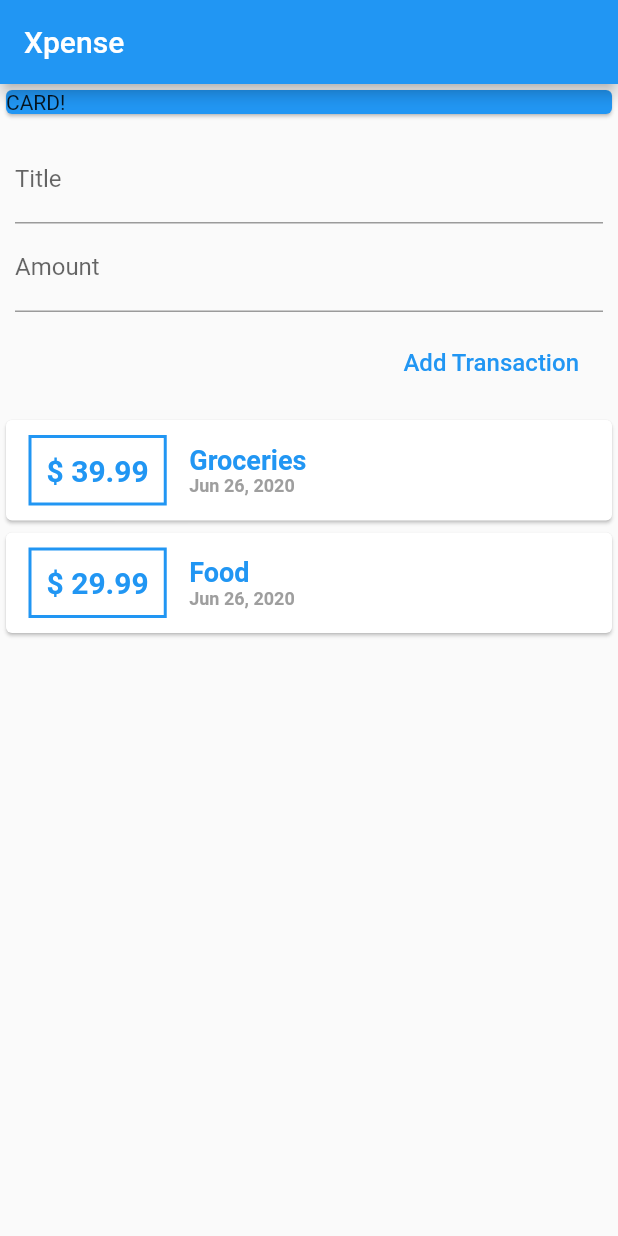
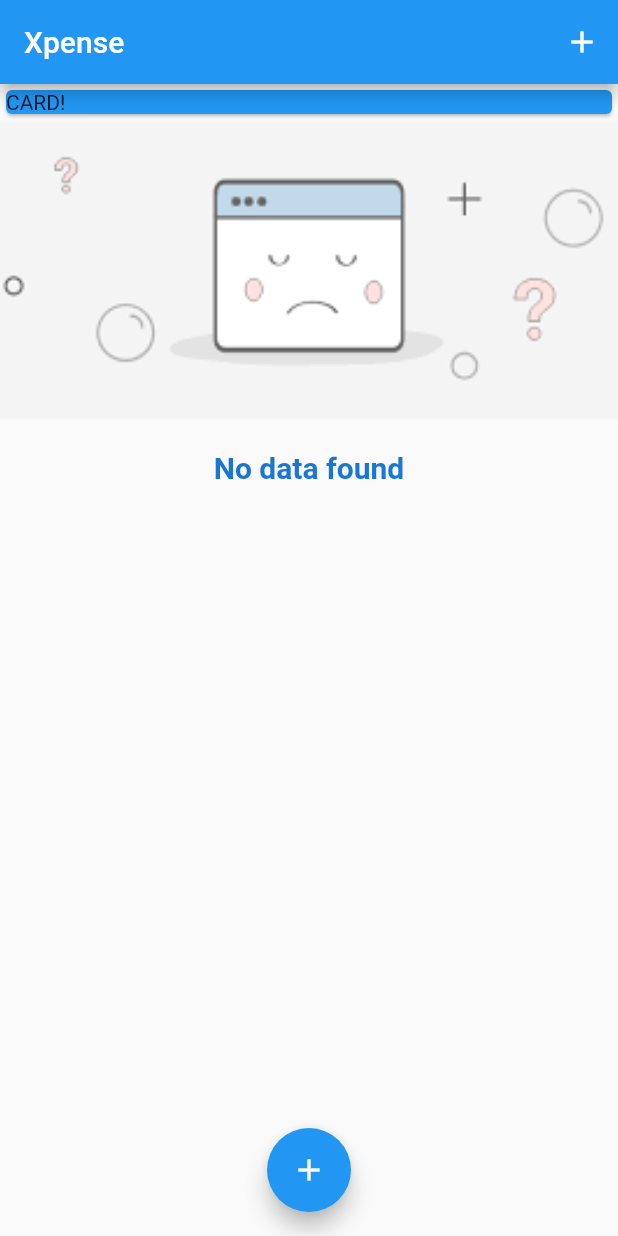
Before and after one commit to TheDecipherer/xpense, a Flutter app: the screen it shows after launch, on a phone screen of 412 x 824 dp. Run offline on Flutter 3.47's test engine with Material 2 defaults, Android fonts, the phone set to English and light mode, and no system bars.

Commit message:
Assets and theme added. User input added with the bottom sheet.

```diff
--- a/lib/main.dart
+++ b/lib/main.dart
@@ -1,42 +1,106 @@
 import 'package:flutter/material.dart';
 
-import './widgets/user_transactions.dart';
+import './widgets/new_transaction.dart';
+import './widgets/transaction_list.dart';
+import './models/transaction.dart';
 
 void main() => runApp(MyApp());
 
-class MyApp extends StatefulWidget {
-  @override
-  _MyAppState createState() => _MyAppState();
-}
-
-class _MyAppState extends State<MyApp> {
+class MyApp extends StatelessWidget {
   @override
   Widget build(BuildContext context) {
     return MaterialApp(
+      title: 'Xpense',
       home: HomePage(),
+      theme: ThemeData(
+        primarySwatch: Colors.blue,
+      ),
     );
   }
 }
 
-class HomePage extends StatelessWidget {
+class HomePage extends StatefulWidget {
+  @override
+  _HomePageState createState() => _HomePageState();
+}
+
+class _HomePageState extends State<HomePage> {
+  final List<Transaction> _userTransactions = [
+    // Transaction(
+    //   id: 'id1',
+    //   name: 'Groceries',
+    //   amount: 39.99,
+    //   date: DateTime.now(),
+    // ),
+    // Transaction(
+    //   id: 'id2',
+    //   name: 'Food',
+    //   amount: 29.99,
+    //   date: DateTime.now(),
+    // ),
+  ];
+
+  void _addNewTransaction(String title, double amount) {
+    final _newTransaction = Transaction(
+      id: DateTime.now().toString(),
+      name: title,
+      amount: amount,
+      date: DateTime.now(),
+    );
+
+    setState(() {
+      _userTransactions.add(_newTransaction);
+    });
+  }
+
+  void _openAddTransactionBottomSheet(BuildContext buildContext) {
+    showModalBottomSheet(
+      context: buildContext,
+      builder: (_) {
+        /// Gesture detector not needed nowadays.
+        /// Check before implementing.
+        /// Needed if bottomSheet is dismissed onTap.
+
+        return GestureDetector(
+          child: NewTransaction(_addNewTransaction),
+          onTap: () {},
+          behavior: HitTestBehavior.opaque,
+        );
+      },
+    );
+  }
+
   @override
   Widget build(BuildContext context) {
     return Scaffold(
       appBar: AppBar(
         title: Text('Xpense'),
+        actions: <Widget>[
+          IconButton(
+            icon: Icon(Icons.add),
+            onPressed: () => _openAddTransactionBottomSheet(context),
+          )
+        ],
       ),
-      body: Column(
+      body: SingleChildScrollView(
+        child: Column(
           crossAxisAlignment: CrossAxisAlignment.stretch,
           children: <Widget>[
             Container(
               width: double.infinity,
               child: Card(
-              color: Colors.blue,
+                color: Theme.of(context).primaryColor,
                 child: Text('CARD!'),
               ),
             ),
-          UserTransactions(),
+            TransactionList(_userTransactions),
           ],
+        ),
+      ),
+      floatingActionButtonLocation: FloatingActionButtonLocation.centerFloat,
+      floatingActionButton: FloatingActionButton(
+        onPressed: () => _openAddTransactionBottomSheet(context),
+        child: Icon(Icons.add),
       ),
     );
   }
--- a/lib/widgets/transaction_list.dart
+++ b/lib/widgets/transaction_list.dart
@@ -1,6 +1,7 @@
 import 'package:flutter/material.dart';
 import 'package:intl/intl.dart';
-import 'package:xpense/models/transaction.dart';
+
+import '../models/transaction.dart';
 
 class TransactionList extends StatelessWidget {
   final List<Transaction> userTransactions;
@@ -9,11 +10,34 @@ class TransactionList extends StatelessWidget {
 
   @override
   Widget build(BuildContext context) {
-    return Column(
-      children: userTransactions.map((transaction) {
-        return Column(
+    return Container(
+      height: 300,
+      child: userTransactions.isEmpty
+          ? Column(
               children: <Widget>[
-            Card(
+                Container(
+                  height: 200,
+                  child: Image.asset(
+                    'assets/images/no_data_found.png',
+                    fit: BoxFit.cover,
+                  ),
+                ),
+                SizedBox(
+                  height: 20,
+                ),
+                Text(
+                  'No data found',
+                  style: TextStyle(
+                    fontWeight: FontWeight.bold,
+                    fontSize: 20,
+                    color: Theme.of(context).primaryColorDark,
+                  ),
+                )
+              ],
+            )
+          : ListView.builder(
+              itemBuilder: (context, index) {
+                return Card(
                   child: Row(
                     children: <Widget>[
                       Container(
@@ -24,14 +48,14 @@ class TransactionList extends StatelessWidget {
                         padding: EdgeInsets.all(10),
                         decoration: BoxDecoration(
                           border: Border.all(
-                        color: Colors.blue,
+                            color: Theme.of(context).primaryColor,
                             width: 2,
                           ),
                         ),
                         child: Text(
-                      '\$ ${transaction.amount}',
+                          '\$${userTransactions[index].amount.toStringAsFixed(2)}',
                           style: TextStyle(
-                        color: Colors.blue,
+                            color: Theme.of(context).primaryColor,
                             fontWeight: FontWeight.bold,
                             fontSize: 20,
                           ),
@@ -42,9 +66,9 @@ class TransactionList extends StatelessWidget {
                         children: <Widget>[
                           Container(
                             child: Text(
-                          transaction.name,
+                              userTransactions[index].name,
                               style: TextStyle(
-                            color: Colors.blue,
+                                color: Theme.of(context).primaryColor,
                                 fontWeight: FontWeight.bold,
                                 fontSize: 18,
                               ),
@@ -52,7 +76,8 @@ class TransactionList extends StatelessWidget {
                           ),
                           Container(
                             child: Text(
-                          new DateFormat.yMMMd().format(transaction.date),
+                              new DateFormat.yMMMd()
+                                  .format(userTransactions[index].date),
                               style: TextStyle(
                                 color: Colors.grey,
                                 fontWeight: FontWeight.bold,
@@ -64,10 +89,10 @@ class TransactionList extends StatelessWidget {
                       ),
                     ],
                   ),
+                );
+              },
+              itemCount: userTransactions.length,
             ),
-          ],
-        );
-      }).toList(),
     );
   }
 }
--- a/lib/widgets/user_transactions.dart
+++ /dev/null
@@ -1,37 +0,0 @@
-import 'package:flutter/material.dart';
-
-import './new_transaction.dart';
-import './transaction_list.dart';
-import '../models/transaction.dart';
-
-class UserTransactions extends StatefulWidget {
-  @override
-  _UserTransactionsState createState() => _UserTransactionsState();
-}
-
-class _UserTransactionsState extends State<UserTransactions> {
-  final List<Transaction> _userTransactions = [
-    Transaction(
-      id: 'id1',
-      name: 'Groceries',
-      amount: 39.99,
-      date: DateTime.now(),
-    ),
-    Transaction(
-      id: 'id2',
-      name: 'Food',
-      amount: 29.99,
-      date: DateTime.now(),
-    ),
-  ];
-
-  @override
-  Widget build(BuildContext context) {
-    return Column(
-      children: <Widget>[
-        NewTransaction(),
-        TransactionList(_userTransactions),
-      ],
-    );
-  }
-}
--- a/pubspec.yaml
+++ b/pubspec.yaml
@@ -48,8 +48,8 @@ flutter:
   uses-material-design: true
 
   # To add assets to your application, add an assets section, like this:
-  # assets:
-  #   - images/a_dot_burr.jpeg
+  assets:
+    - assets/images/no_data_found.png
   #   - images/a_dot_ham.jpeg
 
   # An image asset can refer to one or more resolution-specific "variants", see
```
Also changed, not shown: lib/widgets/new_transaction.dart (+36 -4 lines), assets/images/no_data_found.png (added). Lines whose indentation alone changed are shown as unchanged.
